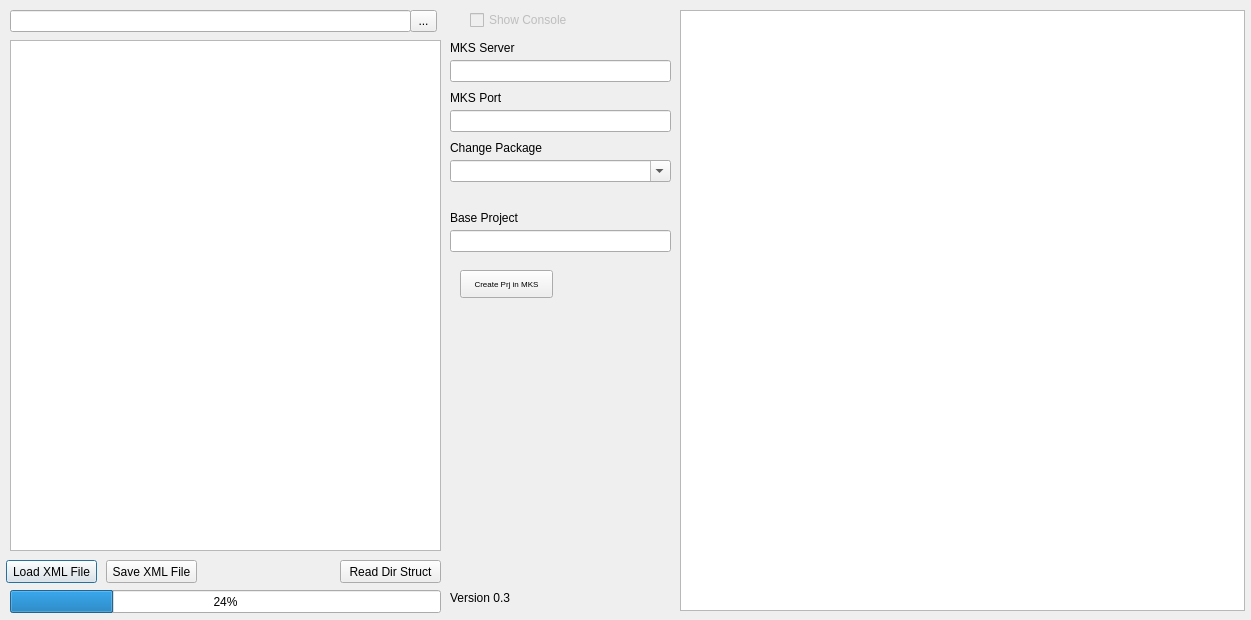
Qt form maindialog.ui (dmmacs/Integrity_Folder_Structure) before a commit.
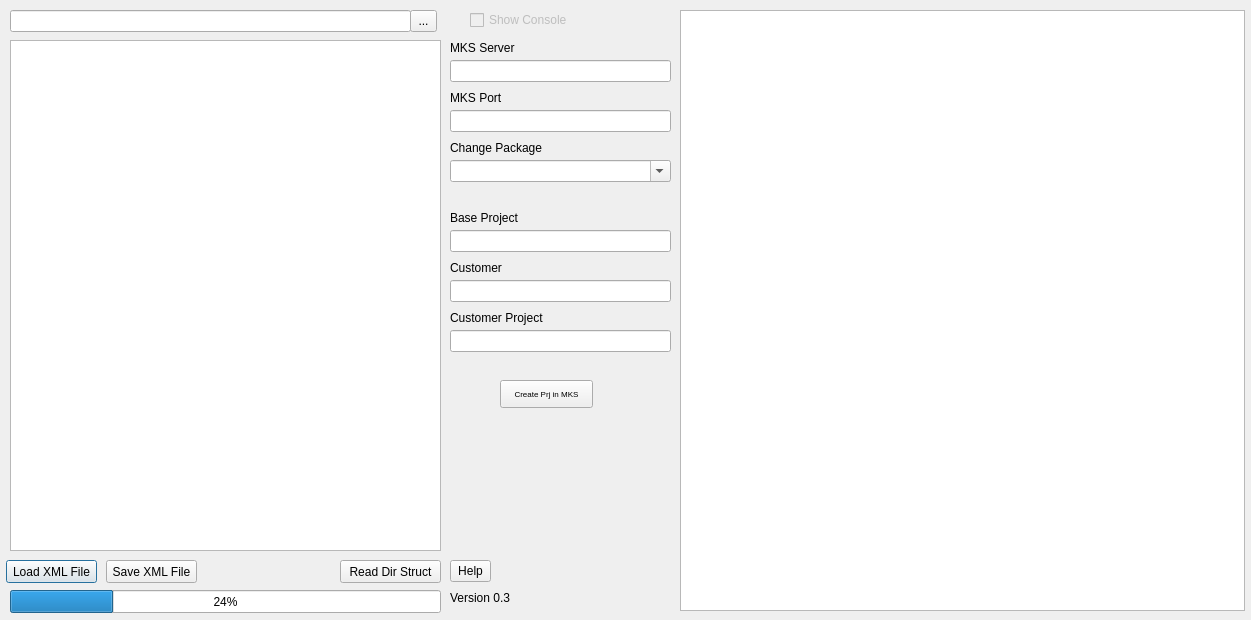
The same form after that commit. Icons and pictures are not drawn. Custom widgets are drawn as their Qt base class.

Commit message:
-Separated Customer and project from the base project
-Improved progress bar reaction
-Set debug data to always scroll to the bottom
-Added some processEvents to improve screena updating during project creation.

```diff
--- a/maindialog.ui
+++ b/maindialog.ui
@@ -118,8 +118,8 @@
   <widget class="QPushButton" name="m_pMKSGenButton">
    <property name="geometry">
     <rect>
-     <x>460</x>
-     <y>270</y>
+     <x>500</x>
+     <y>380</y>
      <width>93</width>
      <height>28</height>
     </rect>
@@ -269,6 +269,71 @@
     <string/>
    </property>
   </widget>
+  <widget class="QToolButton" name="Help_Btn">
+   <property name="geometry">
+    <rect>
+     <x>450</x>
+     <y>560</y>
+     <width>41</width>
+     <height>22</height>
+    </rect>
+   </property>
+   <property name="text">
+    <string>Help</string>
+   </property>
+  </widget>
+  <widget class="QLabel" name="label_6">
+   <property name="geometry">
+    <rect>
+     <x>450</x>
+     <y>260</y>
+     <width>221</width>
+     <height>16</height>
+    </rect>
+   </property>
+   <property name="text">
+    <string>Customer</string>
+   </property>
+  </widget>
+  <widget class="QLineEdit" name="line_customer">
+   <property name="geometry">
+    <rect>
+     <x>450</x>
+     <y>280</y>
+     <width>221</width>
+     <height>22</height>
+    </rect>
+   </property>
+   <property name="text">
+    <string/>
+   </property>
+  </widget>
+  <widget class="QLineEdit" name="line_customer_project">
+   <property name="geometry">
+    <rect>
+     <x>450</x>
+     <y>330</y>
+     <width>221</width>
+     <height>22</height>
+    </rect>
+   </property>
+   <property name="text">
+    <string/>
+   </property>
+  </widget>
+  <widget class="QLabel" name="label_7">
+   <property name="geometry">
+    <rect>
+     <x>450</x>
+     <y>310</y>
+     <width>221</width>
+     <height>16</height>
+    </rect>
+   </property>
+   <property name="text">
+    <string>Customer Project</string>
+   </property>
+  </widget>
  </widget>
  <layoutdefault spacing="6" margin="11"/>
  <customwidgets>
```
Left out of the diff: 2 changed lines with no effect on the pictures. The commit also changes 20 other files.
